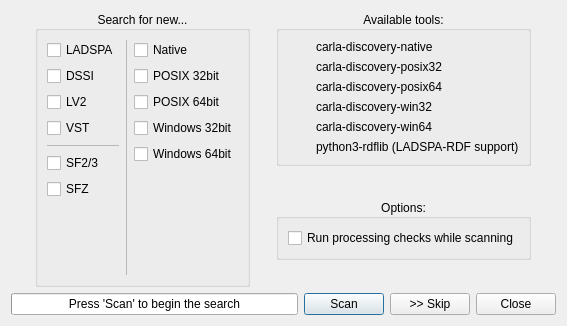
The window that resources/ui/carla_refresh.ui (falkTX/Carla) describes before a commit, drawn with Qt 5.
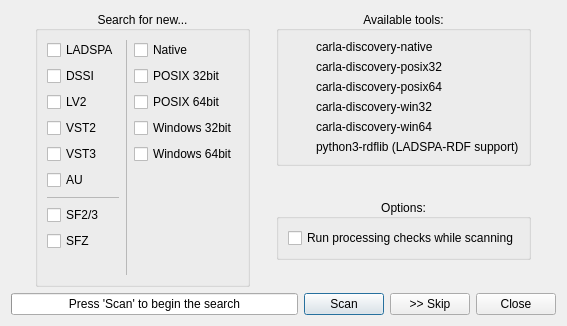
The same window after the commit. Icons and pictures are not drawn.

Commit message: Add AU/VST3 stuff to UI, non-implemented yet

Diff of the .ui file:
```diff
--- a/resources/ui/carla_refresh.ui
+++ b/resources/ui/carla_refresh.ui
@@ -67,7 +67,21 @@
           <item>
            <widget class="QCheckBox" name="ch_vst">
             <property name="text">
-             <string>VST</string>
+             <string>VST2</string>
+            </property>
+           </widget>
+          </item>
+          <item>
+           <widget class="QCheckBox" name="ch_vst3">
+            <property name="text">
+             <string>VST3</string>
+            </property>
+           </widget>
+          </item>
+          <item>
+           <widget class="QCheckBox" name="ch_au">
+            <property name="text">
+             <string>AU</string>
             </property>
            </widget>
           </item>
```
The commit also changes 3 other files.
